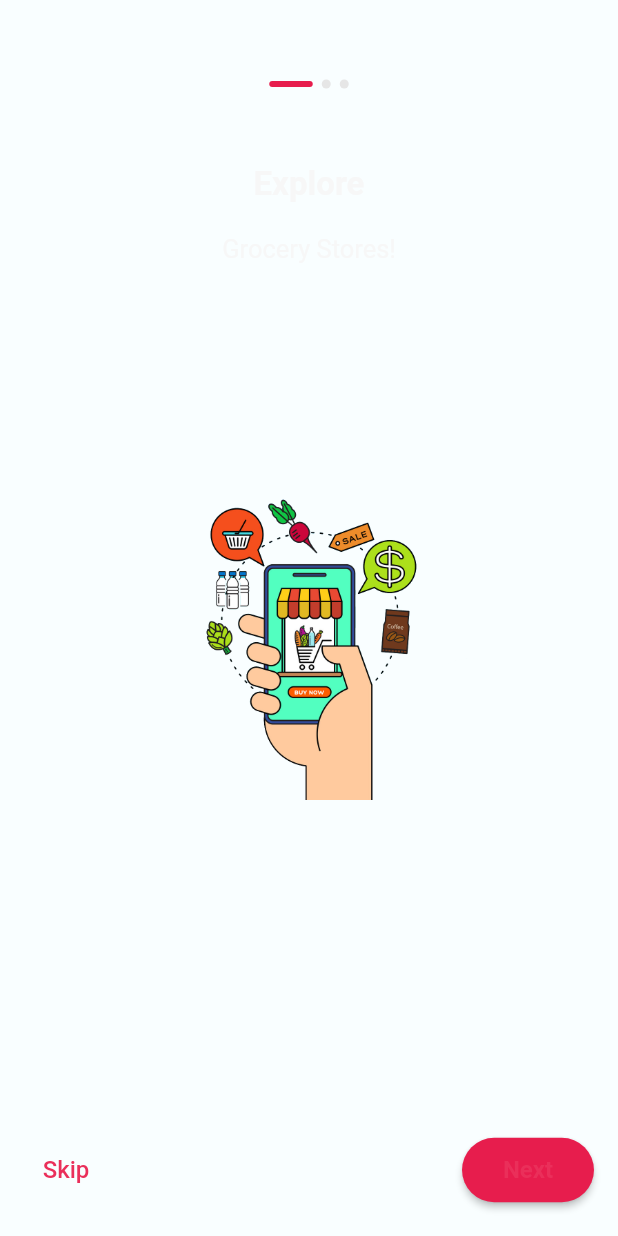
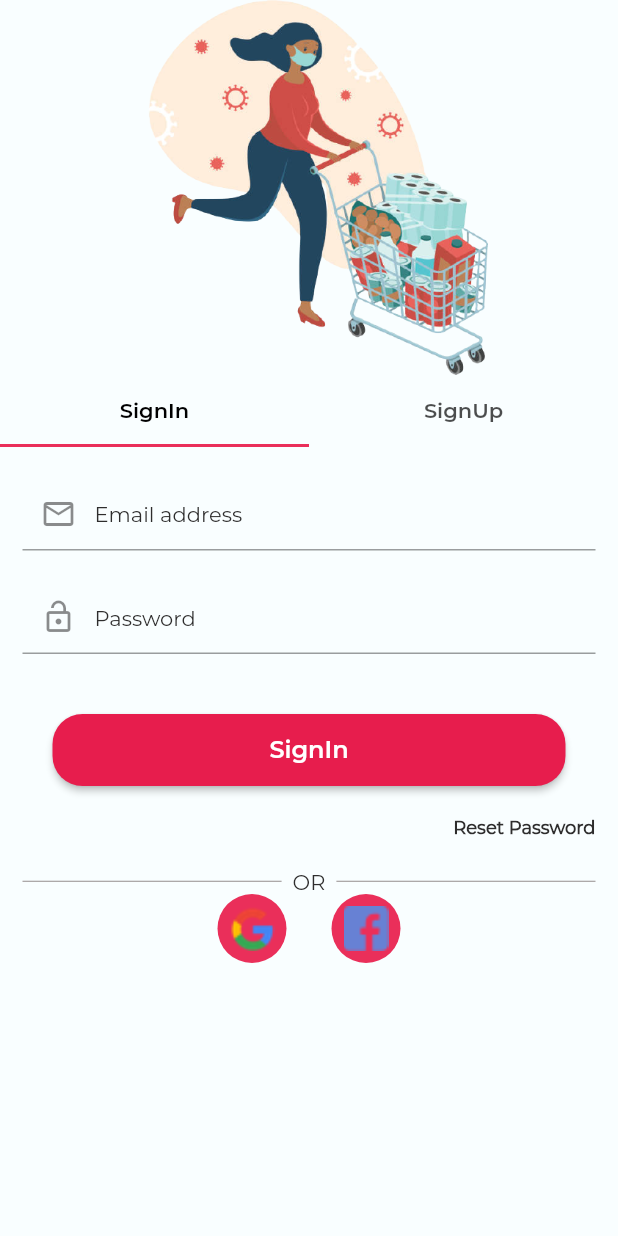
Before and after one commit to hariom007/groceryapp, a Flutter app: the screen it shows after launch, after a tap on "Skip", on a phone screen of 412 x 824 dp. Run offline on Flutter 3.47's test engine with Material 2 defaults, Android fonts, the light colour scheme and no system bars; our stand-ins replace flutter_swiper; Roboto replaces fonts that are missing (Poppins-Medium, montserrat-semibold); project files that could hold a hidden picture were left out.

Commit message:
10:55 pm

```diff
--- a/lib/Authorization/IntroScreen/introScreen.dart
+++ b/lib/Authorization/IntroScreen/introScreen.dart
@@ -1,6 +1,7 @@
 import 'package:flutter/material.dart';
 import 'package:flutter_swiper/flutter_swiper.dart';
 import 'package:groceryapp/Authorization/IntroScreen/swiper_pagination.dart';
+import 'package:groceryapp/MyNavigator/myNavigator.dart';
 import 'package:groceryapp/Values/AppColors.dart';
 
 
@@ -41,14 +42,28 @@ class _IntroScreenState extends State<IntroScreen> {
       backgroundColor: AppColors.primaryBackGroundColor,
       body: Stack(
         children: <Widget>[
-          Container(
-            alignment: Alignment.center,
-          ),
+
           Column(
             children: <Widget>[
+              _currentIndex < _pageCount - 1 ? Container(
+                alignment: Alignment.topRight,
+                padding: EdgeInsets.only(top: 40),
+                child: FlatButton(
+                  child: Text('Skip',
+                    style: TextStyle(
+                        color: AppColors.black,
+                        fontWeight: FontWeight.bold,
+                        fontSize: 16,
+                        fontFamily: 'montserrat-semibold'
+                    ),),
+                  onPressed: (){
+                    MyNavigator.goToLoginPage(context);
+                  },
+                ),
+              ) : Container(),
               Expanded(
                   child: Padding(
-                    padding: EdgeInsets.symmetric(vertical: 40),
+                    padding: EdgeInsets.symmetric(vertical: 20),
                     child:  Swiper(
                       index: _currentIndex,
                       controller: _swiperController,
@@ -65,11 +80,11 @@ class _IntroScreenState extends State<IntroScreen> {
                             icon: images[index]);
                       },
                       pagination: SwiperPagination(
-                          alignment: Alignment.topCenter,
+                          alignment: Alignment.bottomCenter,
                           builder: CustomPaginationBuilder(
                               activeSize: Size(35.0, 10.0),
-                              size: Size(12.0, 12.0),
-                              color: AppColors.white_90,
+                              size: Size(18.0, 12.0),
+                              color: AppColors.grey_09,
                               activeColor: AppColors.buttonColor
                           )
 
@@ -77,8 +92,8 @@ class _IntroScreenState extends State<IntroScreen> {
                     ),
                   )
               ),
+              SizedBox(height: 70,),
               _buildButtons(),
-              SizedBox(height: 20,)
             ],
           ),
         ],
@@ -88,106 +103,71 @@ class _IntroScreenState extends State<IntroScreen> {
 
   Widget _buildButtons() {
     return _currentIndex < _pageCount - 1 ?
-    Container(
-      margin: EdgeInsets.only(right: 16.0, bottom: 0),
-      child: Row(
-        mainAxisAlignment: MainAxisAlignment.spaceBetween,
-        children: <Widget>[
-          FlatButton(
-            textColor: AppColors.primaryColor,
-            child: Text("Skip",
-              style: TextStyle(
-                  color: AppColors.primaryColor,
-                  fontSize: 16,
-                  fontFamily: 'Poppins-Medium'
-              ),),
-            onPressed: () async {
-              // MyNavigator.goToAuthorizationPage(context);
-
-            },
-          ),
-          RaisedButton(
-            color: AppColors.buttonColor,
-            shape: RoundedRectangleBorder(
-                borderRadius: BorderRadius.circular(25)
-            ),
-            child: Padding(
-              padding: const EdgeInsets.symmetric(vertical: 12),
-              child: Text('Next',
-                style: TextStyle(
-                  fontWeight: FontWeight.bold,
-                  fontSize: 16,
-                  fontFamily: 'Poppins-Medium',
-                  color: AppColors.primaryColor,
-                ),),
-            ),
-            onPressed: () async {
-              if (_currentIndex < _pageCount - 1)
-                _swiperController.next();
-              else {
-
-                // MyNavigator.goToAuthorizationPage(context);
-
-              }
-            },
-          )
-        ],
-      ),
-    )
-        :
-    Container(
-      transform: Matrix4.translationValues(0, -50, 0),
+    Padding(
+      padding: EdgeInsets.only(left: 20,right: 20,bottom: 30,top: 10),
+      child: Container(
+        width: MediaQuery.of(context).size.width,
         child: RaisedButton(
           color: AppColors.buttonColor,
           shape: RoundedRectangleBorder(
               borderRadius: BorderRadius.circular(20)
           ),
           child: Padding(
-          padding: EdgeInsets.symmetric(horizontal: 20,vertical: 12),
+            padding: EdgeInsets.symmetric(horizontal: 0,vertical: 12),
+            child: Text('Next',
+              style: TextStyle(
+                  color: AppColors.white_00,
+                  fontWeight: FontWeight.bold,
+                  fontSize: 16,
+                  fontFamily: 'montserrat-Medium'
+              ),),
+          ),
+          onPressed: () async{
+            if (_currentIndex < _pageCount - 1)
+              _swiperController.next();
+
+            else {
+              MyNavigator.goToLoginPage(context);
+            }
+          },
+        ),
+      ),
+    )
+        :
+    Padding(
+      padding: EdgeInsets.only(left: 20,right: 20,bottom: 30,top: 10),
+      child: Container(
+        width: MediaQuery.of(context).size.width,
+        child: RaisedButton(
+          color: AppColors.buttonColor,
+          shape: RoundedRectangleBorder(
+              borderRadius: BorderRadius.circular(20)
+          ),
+          child: Padding(
+            padding: EdgeInsets.symmetric(horizontal: 0,vertical: 12),
             child: Text('Get Started',
               style: TextStyle(
                   color: AppColors.white_00,
                   fontWeight: FontWeight.bold,
                   fontSize: 16,
-                fontFamily: 'Poppins-Medium'
+                  fontFamily: 'montserrat-semibold'
               ),),
           ),
           onPressed: (){
-
-          // MyNavigator.goToAuthorizationPage(context);
-
+            MyNavigator.goToLoginPage(context);
           },
+        ),
       ),
     );
   }
 
   Widget _buildPage({String title,String bottom, String icon}) {
     return Container(
-        margin:  EdgeInsets.only(top: 50,bottom: 50),
-        padding: EdgeInsets.only(top: 20,bottom: 20),
+        margin:  EdgeInsets.only(top: 0,bottom: 20),
+        padding: EdgeInsets.only(top: 00,bottom: 20),
         child:Container(
           child:  Stack(
             children: <Widget>[
-              Align(
-                alignment: Alignment.topCenter,
-                child: Column(
-                  children: [
-                    Text(title,
-                      style: TextStyle(
-                          color: AppColors.white_30,
-                          fontSize: 22.0,
-                          fontWeight: FontWeight.bold
-                      ),
-                      textAlign: TextAlign.center,),
-                    SizedBox(height: 20,),
-                    Text(bottom,style:TextStyle(
-                      color: AppColors.white_30,
-                      fontSize: 17.0,
-                    ),
-                      textAlign: TextAlign.center,),
-                  ],
-                ),
-              ),
               Padding(
                 padding: const EdgeInsets.only(top: 80),
                 child: Align(
@@ -196,10 +176,31 @@ class _IntroScreenState extends State<IntroScreen> {
                     height: 230,
                     padding: EdgeInsets.symmetric(horizontal: 15),
                     child: Image.asset(icon,
-                      fit: BoxFit.fitWidth,
-                      height: 168,
+                      fit: BoxFit.fill,
+                      // height: 230,
                     ),
                   ),
+                ),
+              ),
+              Align(
+                alignment: Alignment.bottomCenter,
+                child: Column(
+                  mainAxisAlignment: MainAxisAlignment.end,
+                  children: [
+                    Text(title,
+                      style: TextStyle(
+                          color: AppColors.black,
+                          fontSize: 18.0,
+                      ),
+                      textAlign: TextAlign.center,),
+                    SizedBox(height: 5,),
+                    Text(bottom,style:TextStyle(
+                      color: AppColors.black,
+                      fontWeight: FontWeight.bold,
+                      fontSize: 18.0,
+                    ),
+                      textAlign: TextAlign.center,),
+                  ],
                 ),
               ),
 
--- a/lib/Authorization/LoginPage/loginPage.dart
+++ b/lib/Authorization/LoginPage/loginPage.dart
@@ -0,0 +1,269 @@
+import 'package:flutter/material.dart';
+import 'package:groceryapp/Values/AppColors.dart';
+
+class LoginPage extends StatefulWidget {
+  @override
+  _LoginPageState createState() => _LoginPageState();
+}
+
+class _LoginPageState extends State<LoginPage> with TickerProviderStateMixin {
+
+  TabController tabController;
+
+  int _tabIndex = 0;
+
+
+  @override
+  void dispose() {
+    tabController = TabController(length: 2,vsync: this);
+    tabController.dispose();
+    super.dispose();
+  }
+
+  @override
+  void initState() {
+    tabController = TabController(length: 2,vsync: this);
+    tabController.addListener(_handleTabSelection);
+    super.initState();
+  }
+
+  _handleTabSelection() {
+    if (tabController.indexIsChanging) {
+      setState(() {
+        _tabIndex = tabController.index;
+      });
+    }
+  }
+
+  @override
+  Widget build(BuildContext context) {
+    final width = MediaQuery.of(context).size.width;
+    return Scaffold(
+      body: SafeArea(
+        child: SingleChildScrollView(
+          child: Container(
+            child: Column(
+              crossAxisAlignment: CrossAxisAlignment.start,
+              mainAxisAlignment: MainAxisAlignment.start,
+              children: [
+                Container(
+                  height: 250,
+                  width: width,
+                  child: Image.asset('assets/icon/track1.png'),
+                ),
+                Column(
+                  children: <Widget>[
+                    Container(
+                      child: Column(
+                        children: <Widget>[
+                          TabBar(
+                            controller: tabController,
+                            labelColor: AppColors.black,
+                            indicatorColor: AppColors.primaryColor,
+                            tabs: <Widget>[
+                              Tab(
+                                child: Text('SignIn',
+                                  style: TextStyle(
+                                      fontSize: 14,
+                                      fontFamily: "Montserrat-SemiBold"
+                                  ),),
+                              ),
+                              Tab(
+                                child: Text('SignUp',
+                                  style: TextStyle(
+                                      fontSize: 14,
+                                      fontFamily: "Montserrat-SemiBold"
+                                  ),),
+                              ),
+                            ],
+                          ),
+                          SizedBox(height: 10,),
+                          Container(
+                            child: [
+                              Padding(
+                                padding: EdgeInsets.symmetric(horizontal: 15,vertical: 10),
+                                child: Column(
+                                  crossAxisAlignment: CrossAxisAlignment.start,
+                                  children: [
+
+                                    TextField(
+                                      style: TextStyle(
+                                        color: AppColors.black,
+                                        fontSize: 14,
+                                        fontFamily: 'Montserrat-semibold',
+                                      ),
+                                      decoration: InputDecoration(
+                                          hintText: "Email address",
+                                          hintStyle: TextStyle(
+                                            color: AppColors.grey_90,
+                                            fontSize: 14,
+                                            fontFamily: 'Montserrat-Regular',
+                                          ),
+                                          prefixIcon: Icon(Icons.mail_outline),
+                                          contentPadding: EdgeInsets.symmetric(horizontal: 20.0, vertical: 16.0)
+                                      ),
+                                    ),
+                                    SizedBox(height: 20,),
+                                    TextField(
+                                      style: TextStyle(
+                                        color: AppColors.black,
+                                        fontSize: 14,
+                                        fontFamily: 'Montserrat-semibold',
+                                      ),
+                                      obscureText: true,
+                                      decoration: InputDecoration(
+                                          hintText: "Password",
+                                          hintStyle: TextStyle(
+                                            color: AppColors.grey_90,
+                                            fontSize: 14,
+                                            fontFamily: 'Montserrat-Regular',
+                                          ),
+                                          prefixIcon: Icon(Icons.lock_open),
+                                          contentPadding: EdgeInsets.symmetric(horizontal: 20.0, vertical: 16.0)
+                                      ),
+                                    ),
+                                    SizedBox(height: 40,),
+                                    Padding(
+                                      padding: const EdgeInsets.symmetric(horizontal: 20),
+                                      child: Container(
+                                        width: MediaQuery.of(context).size.width,
+                                        child: RaisedButton(
+                                          color: AppColors.buttonColor,
+                                          shape: RoundedRectangleBorder(
+                                              borderRadius: BorderRadius.circular(20)
+                                          ),
+                                          child: Padding(
+                                            padding: EdgeInsets.symmetric(horizontal: 0,vertical: 14),
+                                            child: Text('SignIn',
+                                              style: TextStyle(
+                                                  color: AppColors.white_00,
+                                                  fontWeight: FontWeight.bold,
+                                                  fontSize: 16,
+                                                  fontFamily: 'montserrat-semibold'
+                                              ),),
+                                          ),
+                                          onPressed: (){
+                                          },
+                                        ),
+                                      ),
+                                    ),
+                                    SizedBox(height: 20,),
+                                    Container(
+                                      alignment: Alignment.topRight,
+                                      child: Text('Reset Password',
+                                      style: TextStyle(
+                                        fontSize: 12,
+                                        fontWeight: FontWeight.bold
+                                      ),),
+                                    ),
+                                    SizedBox(height: 20,),
+                                    Row(
+                                        children: <Widget>[
+                                          Expanded(
+                                              child: Divider(
+                                                color: AppColors.grey_10,
+                                              )
+                                          ),
+                                          Text("  OR  "),
+                                          Expanded(
+                                              child: Divider(
+                                                color: AppColors.grey_10,
+                                              )
+                                          ),
+                                        ]
+                                    ),
+                                    Row(
+                                      mainAxisAlignment: MainAxisAlignment.center,
+                                      children: <Widget>[
+                                        CircleAvatar(
+                                          radius: 23,
+                                          backgroundColor: AppColors.primaryColor,
+                                          child: InkWell(
+                                            child: Image.asset("assets/icon/google.png",height: 30,width: 30,fit: BoxFit.fill,),
+                                            onTap: () {
+                                            },
+                                          ),
+                                        ),
+                                        SizedBox(width: 30,),
+                                        CircleAvatar(
+                                          radius: 23,
+                                          backgroundColor: AppColors.primaryColor,
+                                          child: InkWell(
+                                            child: Image.asset("assets/icon/fb.png",height: 30,width: 30,fit: BoxFit.fill,),
+                                            onTap: () {
+                                            },
+                                          ),
+                                        ),
+                                      ],
+                                    ),
+
+                                  ],
+                                ),
+                              ),
+                              Container(
+                                  child: Padding(
+                                      padding: EdgeInsets.symmetric(horizontal: 10,vertical: 10),
+                                      child: Column(
+                                        children: <Widget>[
+                                          Card(
+                                            elevation: 0,
+                                            color: AppColors.white_90,
+                                            shape: RoundedRectangleBorder(borderRadius: BorderRadius.all(Radius.circular(7))),
+                                            child: TextField(
+                                              decoration: InputDecoration(
+                                                  hintText: "First Name",
+                                                  hintStyle: TextStyle(
+                                                    color: AppColors.grey_50,
+                                                    fontFamily: 'Montserrat-Regular',
+                                                  ),
+                                                  filled: true,
+                                                  border: OutlineInputBorder(
+                                                    borderSide: BorderSide.none,
+                                                    borderRadius: BorderRadius.all(Radius.circular(7.0)),
+                                                  ),
+                                                  contentPadding: EdgeInsets.symmetric(horizontal: 20.0, vertical: 16.0)
+                                              ),
+                                            ),
+                                          ),
+                                          Card(
+                                            elevation: 0,
+                                            color: AppColors.white_90,
+                                            shape: RoundedRectangleBorder(borderRadius: BorderRadius.all(Radius.circular(7))),
+                                            child: TextField(
+                                              decoration: InputDecoration(
+                                                  hintText: "Your Email Address",
+                                                  hintStyle: TextStyle(
+                                                    color: AppColors.grey_50,
+                                                    fontFamily: 'Montserrat-Regular',
+                                                  ),
+                                                  filled: true,
+//                                                            fillColor: Colors.white,
+                                                  border: OutlineInputBorder(
+                                                    borderSide: BorderSide.none,
+                                                    borderRadius: BorderRadius.all(Radius.circular(7.0)),
+                                                  ),
+                                                  contentPadding: EdgeInsets.symmetric(horizontal: 20.0, vertical: 16.0)
+                                              ),
+                                            ),
+                                          ),
+                                        ],
+                                      )
+                                  )
+                              ),
+                            ]
+                            [_tabIndex],
+                          ),
+                        ],
+                      ),
+                    ),
+                  ],
+                ),
+
+              ],
+            ),
+          ),
+        ),
+      ),
+    );
+  }
+}
--- a/lib/main.dart
+++ b/lib/main.dart
@@ -1,5 +1,6 @@
 import 'package:flutter/material.dart';
 import 'package:groceryapp/Authorization/IntroScreen/introScreen.dart';
+import 'package:groceryapp/Authorization/LoginPage/loginPage.dart';
 import 'Values/AppColors.dart';
 
 void main() {
@@ -42,7 +43,7 @@ class GroceryApp extends StatelessWidget {
           )
       ),
       routes: <String,WidgetBuilder>{
-        // '/loginscreen' : (BuildContext context) => SignIn(),
+        '/loginscreen' : (BuildContext context) => LoginPage(),
         // '/dashBoard' : (BuildContext context) => Dashboard(),
         '/introScreen' : (BuildContext context) => IntroScreen(),
         // '/splashscreen':  (BuildContext context) => SplashScreen(),
```
Also changed, not shown: pubspec.yaml (+13 -11 lines), assets/icon/fb.png (added), assets/icon/google.png (added). Lines whose indentation alone changed are shown as unchanged.
